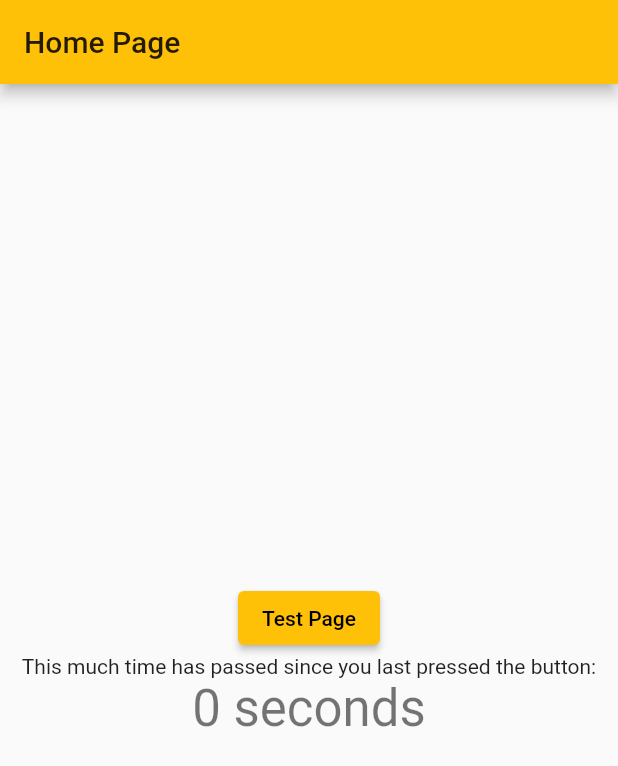
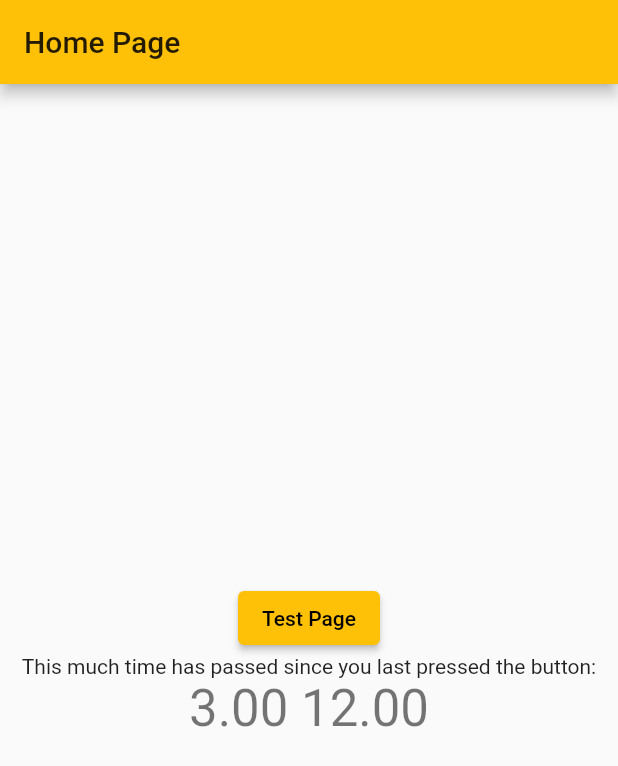
Before and after one commit to mwishart/idle_game, a Flutter app: the screen it shows after launch, on a phone screen of 412 x 824 dp. Shown: the top 766 px of the screen. Run offline on Flutter 3.47's test engine with Material 2 defaults, Android fonts, the phone set to English and light mode, and no system bars.

Commit message:
Time Passed, Global, Buildings
Added a way of measuring time passed (in timsTestPage).

Added the Globals file, which can keep track of global variables like for tracking how many buildings/resources the player as of what type using Maps.

The buildings file has a method for checking which buildings the player has and then methods for calculating what each building does in the given amount of time.

```diff
--- /dev/null
+++ b/lib/buildings.dart
@@ -0,0 +1,27 @@
+import 'globals.dart' as globals;
+
+class Buildings {
+  static void buildingCheck(double tp) {
+    for(var x in globals.buildings.keys) {
+      if(globals.buildings[x] > 0) {
+        switch(x) {
+          case 'Town Center':
+            townCenter(tp);
+            continue;
+          case 'Coal Mine':
+            coalMine(tp);
+            continue;
+        }//check to see which building we are on, then run the associated method
+      }
+    } //iterate through every building type and check to see if at least one exists
+  }
+
+  //below, methods for every building type
+  static void townCenter(double tp) {
+    globals.stockpile["Gold"] += (tp*0.5)*globals.buildings["Town Center"];
+  }
+
+  static void coalMine(double tp) {
+    globals.stockpile["Coal"] += (tp*2)*globals.buildings["Coal Mine"];
+  }
+}
--- a/lib/globals.dart
+++ b/lib/globals.dart
@@ -1,3 +1,14 @@
 library idle_game.globals;
+import 'globals.dart' as globals;
 
-var currentTime = DateTime.now();
+var lastTime = DateTime.now();
+
+var buildings = {
+  "Town Center" : 1,
+  "Coal Mine" : 1
+};
+
+var stockpile = {
+  "Gold" : 0.0,
+  "Coal" : 0.0
+};
--- a/lib/main.dart
+++ b/lib/main.dart
@@ -1,10 +1,9 @@
 import 'package:flutter/material.dart';
 import 'homePage.dart';
 import 'timsTestPage.dart';
-import 'timeKeeper.dart';
+//import 'timeKeeper.dart';
 
 void main() {
-  TimeKeeper.main();
   runApp(MyApp());
 }
 
--- a/lib/timsTestPage.dart
+++ b/lib/timsTestPage.dart
@@ -1,7 +1,8 @@
 import 'dart:async';
 import 'package:flutter/material.dart';
 
-import 'timeKeeper.dart';
+//import 'timeKeeper.dart';
+import 'buildings.dart';
 import 'globals.dart' as globals;
 
 class MyTestPage extends StatefulWidget {
@@ -25,20 +26,20 @@ class MyTestPage extends StatefulWidget {
 
 class _MyTestPageState extends State<MyTestPage> {
   int _counter = 0;
-  //var _time = DateTime.now();
+  var _time = DateTime.now();
   int year = 0;
   int month = 0;
   int hour = 0;
   int day = 0;
-  int timePassed = 0;
+  double timePassed = 0;
+  String sTimePassed = "";
   String pluralCheck = "seconds";
 
-  /*
   Timer timer;
   @override
   void initState() {
     super.initState();
-    timer = Timer.periodic(Duration(seconds: 1), (Timer t) => _checkTime());
+    timer = Timer.periodic(Duration(seconds: 3), (Timer t) => _checkTime());
   }
 
   @override
@@ -46,7 +47,7 @@ class _MyTestPageState extends State<MyTestPage> {
     timer?.cancel();
     super.dispose();
   }
-*/
+
 
 
 
@@ -65,18 +66,22 @@ class _MyTestPageState extends State<MyTestPage> {
   void _checkTime() {
     setState(() {
 
-      /*var lastTime = _time;
-      _time = TimeKeeper._time;
+      globals.lastTime = _time;
+      _time = DateTime.now();
 
       year = _time.year;
       month = _time.month;
       hour = _time.hour;
       day = _time.day;
 
-      timePassed = ((_time.microsecondsSinceEpoch - lastTime.microsecondsSinceEpoch)/1000000).truncate();
+      timePassed = ((_time.microsecondsSinceEpoch - globals.lastTime.microsecondsSinceEpoch)/1000000);
+      sTimePassed = timePassed.toStringAsFixed(2);
+
+      Buildings.buildingCheck(timePassed);
+
       if (timePassed == 1) pluralCheck = "second";
       else pluralCheck = "seconds";
-       */
+
     });
   }
 
@@ -124,7 +129,8 @@ class _MyTestPageState extends State<MyTestPage> {
               'This much time has passed since you last pressed the button:',
             ),
             Text(
-              '$timePassed $pluralCheck',
+              globals.stockpile["Gold"].toStringAsFixed(2) + " " + globals.stockpile["Coal"].toStringAsFixed(2),
+              //'$sTimePassed $pluralCheck',
               style: Theme.of(context).textTheme.headline4,
             ),
           ],
```
